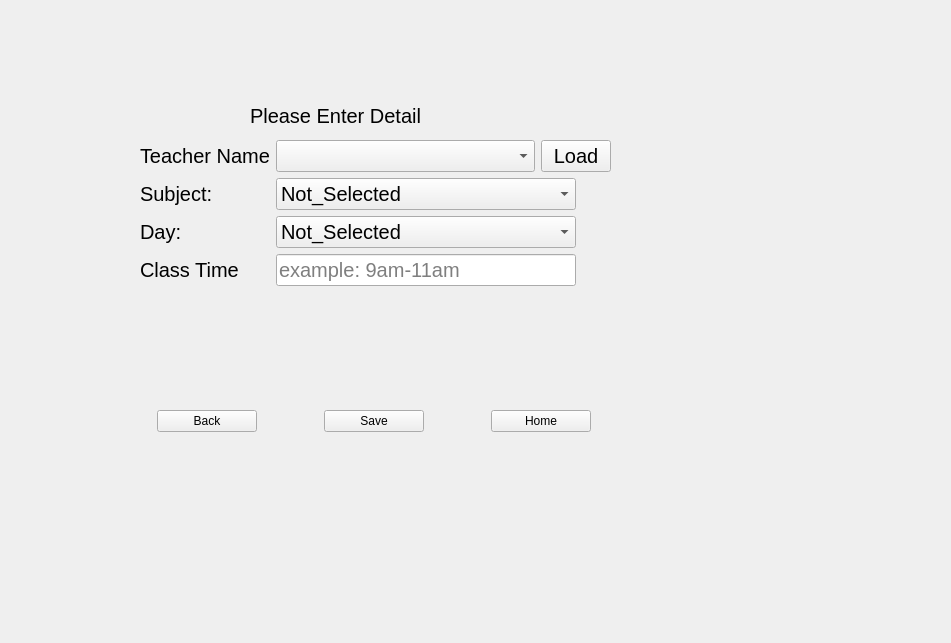
The window that routinewindow.ui (Shasank12345/QT_PROJECT) describes before a commit, drawn with Qt 5.
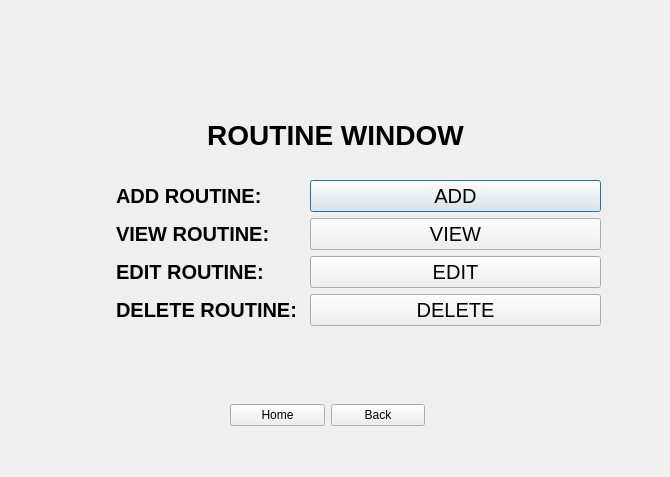
The same window after the commit. The open tabs and pages were chosen to show the change. Icons and pictures are not drawn.

Commit message: routine part update

What changed in the file:
```diff
--- a/routinewindow.ui
+++ b/routinewindow.ui
@@ -6,578 +6,211 @@
    <rect>
     <x>0</x>
     <y>0</y>
-    <width>951</width>
-    <height>643</height>
+    <width>670</width>
+    <height>477</height>
    </rect>
   </property>
   <property name="windowTitle">
    <string>RoutineWindow</string>
   </property>
-  <widget class="QStackedWidget" name="stackedWidget">
-   <property name="geometry">
-    <rect>
-     <x>140</x>
-     <y>80</y>
-     <width>641</width>
-     <height>421</height>
-    </rect>
-   </property>
-   <property name="currentIndex">
-    <number>0</number>
-   </property>
-   <widget class="QWidget" name="page0">
-    <widget class="QLabel" name="label">
-     <property name="geometry">
-      <rect>
-       <x>50</x>
-       <y>20</y>
-       <width>421</width>
-       <height>71</height>
-      </rect>
-     </property>
-     <property name="font">
-      <font>
-       <pointsize>15</pointsize>
-      </font>
-     </property>
      <property name="styleSheet">
-      <string notr="true">QLabel{
-color:black;
-}</string>
-     </property>
-     <property name="text">
-      <string>Welcome To Routine Manage Section</string>
-     </property>
-    </widget>
-    <widget class="QWidget" name="layoutWidget">
-     <property name="geometry">
-      <rect>
-       <x>90</x>
-       <y>80</y>
-       <width>351</width>
-       <height>211</height>
-      </rect>
-     </property>
-     <layout class="QVBoxLayout" name="verticalLayout_3">
-      <item>
-       <layout class="QVBoxLayout" name="verticalLayout">
-        <item>
-         <widget class="QRadioButton" name="radioButton">
-          <property name="text">
-           <string>Add</string>
-          </property>
-         </widget>
-        </item>
-        <item>
-         <widget class="QRadioButton" name="radioButton_2">
-          <property name="text">
-           <string>Edit</string>
-          </property>
-         </widget>
-        </item>
-        <item>
-         <widget class="QRadioButton" name="radioButton_3">
-          <property name="text">
-           <string>View</string>
-          </property>
-         </widget>
-        </item>
-        <item>
-         <widget class="QRadioButton" name="radioButton_4">
-          <property name="text">
-           <string>Delete</string>
-          </property>
-         </widget>
-        </item>
-       </layout>
-      </item>
-      <item>
-       <layout class="QHBoxLayout" name="horizontalLayout">
-        <item>
-         <widget class="QPushButton" name="home">
-          <property name="text">
-           <string>Home</string>
-          </property>
-         </widget>
-        </item>
-        <item>
-         <widget class="QPushButton" name="ok">
-          <property name="text">
-           <string>OK</string>
-          </property>
-         </widget>
-        </item>
-        <item>
-         <widget class="QPushButton" name="back">
-          <property name="text">
-           <string>Back</string>
-          </property>
-         </widget>
-        </item>
-       </layout>
-      </item>
-     </layout>
-    </widget>
-   </widget>
-   <widget class="QWidget" name="page1">
-    <widget class="QLabel" name="label_2">
+   <string notr="true">background-image: url(:/image/TECAHER.jpg);</string>
+  </property>
+  <widget class="QWidget" name="formLayoutWidget">
      <property name="geometry">
       <rect>
        <x>110</x>
-       <y>20</y>
-       <width>231</width>
-       <height>31</height>
-      </rect>
-     </property>
-     <property name="font">
-      <font>
-       <pointsize>15</pointsize>
-      </font>
-     </property>
-     <property name="text">
-      <string>Please Enter Detail</string>
-     </property>
-    </widget>
-    <widget class="QWidget" name="layoutWidget">
-     <property name="geometry">
-      <rect>
-       <x>0</x>
-       <y>60</y>
-       <width>471</width>
-       <height>292</height>
-      </rect>
-     </property>
-     <layout class="QVBoxLayout" name="verticalLayout_2">
-      <item>
+     <y>180</y>
+     <width>491</width>
+     <height>191</height>
+    </rect>
+   </property>
        <layout class="QFormLayout" name="formLayout">
         <item row="0" column="0">
-         <widget class="QLabel" name="label_6">
-          <property name="font">
-           <font>
-            <pointsize>15</pointsize>
-           </font>
+     <widget class="QLabel" name="label_7">
+      <property name="styleSheet">
+       <string notr="true">QLabel{
+color: black;
+   
+
+       font-size:20px;  
+       padding: 1px; 
+       font-weight: bold;  
+     text-align: center; 
+   
+}
+</string>
           </property>
           <property name="text">
-           <string>Teacher Name</string>
+       <string>ADD ROUTINE:</string>
           </property>
          </widget>
         </item>
         <item row="0" column="1">
-         <layout class="QHBoxLayout" name="horizontalLayout_5">
-          <item>
-           <widget class="QComboBox" name="comboBox">
-            <property name="maximumSize">
-             <size>
-              <width>300</width>
-              <height>16777215</height>
-             </size>
-            </property>
-            <property name="font">
-             <font>
-              <pointsize>15</pointsize>
-             </font>
-            </property>
-           </widget>
-          </item>
-          <item>
-           <widget class="QPushButton" name="Load">
-            <property name="maximumSize">
-             <size>
-              <width>70</width>
-              <height>16777215</height>
-             </size>
-            </property>
+     <widget class="QPushButton" name="pushButton">
             <property name="font">
              <font>
               <pointsize>15</pointsize>
              </font>
             </property>
             <property name="text">
-             <string>Load</string>
-            </property>
-           </widget>
-          </item>
-         </layout>
+       <string>ADD</string>
+      </property>
+     </widget>
         </item>
         <item row="1" column="0">
-         <widget class="QLabel" name="label_7">
-          <property name="font">
-           <font>
-            <pointsize>15</pointsize>
-           </font>
-          </property>
-          <property name="text">
-           <string>Subject:</string>
-          </property>
-         </widget>
-        </item>
-        <item row="1" column="1">
-         <widget class="QComboBox" name="comboBox_2">
-          <property name="maximumSize">
-           <size>
-            <width>300</width>
-            <height>16777215</height>
-           </size>
-          </property>
-          <property name="font">
-           <font>
-            <pointsize>15</pointsize>
-           </font>
-          </property>
-          <item>
-           <property name="text">
-            <string>Not_Selected</string>
-           </property>
-          </item>
-          <item>
-           <property name="text">
-            <string>Advanced Calculus (MATH 104)</string>
-           </property>
-          </item>
-          <item>
-           <property name="text">
-            <string>General Physics II (PHYS 102)</string>
-           </property>
-          </item>
-          <item>
-           <property name="text">
-            <string>Object-Oriented Programming (COMP 116)</string>
-           </property>
-          </item>
-          <item>
-           <property name="text">
-            <string>Elements Of Engineering II (ENGG 112)</string>
-           </property>
-          </item>
-          <item>
-           <property name="text">
-            <string>Technical Communication (ENGT 105)</string>
-           </property>
-          </item>
-          <item>
-           <property name="text">
-            <string>Introduction to Environmental Engineering (ENVE 102)</string>
-           </property>
-          </item>
-          <item>
-           <property name="text">
-            <string>Engineering Drawing II (EDRG 102)</string>
-           </property>
-          </item>
-          <item>
-           <property name="text">
-            <string>Engineering Project (ENGG 102)</string>
-           </property>
-          </item>
-         </widget>
-        </item>
-        <item row="2" column="0">
          <widget class="QLabel" name="label_8">
-          <property name="font">
-           <font>
-            <pointsize>15</pointsize>
-           </font>
+      <property name="styleSheet">
+       <string notr="true">QLabel{
+color: black;
+   
+
+       font-size:20px;  
+       padding: 1px; 
+       font-weight: bold;  
+     text-align: center; 
+   
+}
+</string>
           </property>
           <property name="text">
-           <string>Day:</string>
+       <string>VIEW ROUTINE:</string>
           </property>
          </widget>
         </item>
-        <item row="2" column="1">
-         <widget class="QComboBox" name="comboBox_3">
-          <property name="maximumSize">
-           <size>
-            <width>300</width>
-            <height>16777215</height>
-           </size>
-          </property>
+    <item row="1" column="1">
+     <widget class="QPushButton" name="pushButton_2">
           <property name="font">
            <font>
             <pointsize>15</pointsize>
            </font>
           </property>
-          <item>
            <property name="text">
-            <string>Not_Selected</string>
-           </property>
-          </item>
-          <item>
-           <property name="text">
-            <string>Sunday</string>
-           </property>
-          </item>
-          <item>
-           <property name="text">
-            <string>Monday</string>
-           </property>
-          </item>
-          <item>
-           <property name="text">
-            <string>Tuesday</string>
-           </property>
-          </item>
-          <item>
-           <property name="text">
-            <string>Wednesday</string>
-           </property>
-          </item>
-          <item>
-           <property name="text">
-            <string>Thrusday</string>
-           </property>
-          </item>
-          <item>
-           <property name="text">
-            <string>Friday</string>
-           </property>
-          </item>
+       <string>VIEW</string>
+      </property>
          </widget>
         </item>
         <item row="3" column="0">
          <widget class="QLabel" name="label_9">
-          <property name="font">
-           <font>
-            <pointsize>15</pointsize>
-           </font>
+      <property name="styleSheet">
+       <string notr="true">QLabel{
+color: black;
+   
+
+       font-size:20px;  
+       padding: 1px; 
+       font-weight: bold;  
+     text-align: center; 
+   
+}
+</string>
           </property>
           <property name="text">
-           <string>Class Time</string>
+       <string>DELETE ROUTINE:</string>
           </property>
          </widget>
         </item>
         <item row="3" column="1">
-         <widget class="QLineEdit" name="lineEdit">
-          <property name="maximumSize">
-           <size>
-            <width>300</width>
-            <height>16777215</height>
-           </size>
-          </property>
+     <widget class="QPushButton" name="pushButton_3">
           <property name="font">
            <font>
             <pointsize>15</pointsize>
            </font>
           </property>
-          <property name="placeholderText">
-           <string>example: 9am-11am</string>
-          </property>
-         </widget>
-        </item>
-       </layout>
-      </item>
-      <item>
-       <layout class="QHBoxLayout" name="horizontalLayout_2">
-        <property name="spacing">
-         <number>50</number>
-        </property>
-        <item>
-         <widget class="QPushButton" name="back1">
-          <property name="maximumSize">
-           <size>
-            <width>100</width>
-            <height>16777215</height>
-           </size>
-          </property>
           <property name="text">
-           <string>Back</string>
+       <string>DELETE</string>
           </property>
          </widget>
         </item>
-        <item>
-         <widget class="QPushButton" name="Save">
-          <property name="maximumSize">
-           <size>
-            <width>100</width>
-            <height>16777215</height>
-           </size>
+    <item row="2" column="0">
+     <widget class="QLabel" name="label_10">
+      <property name="styleSheet">
+       <string notr="true">QLabel{
+color: black;
+   
+
+       font-size:20px;  
+       padding: 1px; 
+       font-weight: bold;  
+     text-align: center; 
+   
+}
+</string>
           </property>
           <property name="text">
-           <string>Save</string>
+       <string>EDIT ROUTINE:</string>
           </property>
          </widget>
         </item>
-        <item>
-         <widget class="QPushButton" name="home1">
-          <property name="maximumSize">
-           <size>
-            <width>100</width>
-            <height>16777215</height>
-           </size>
-          </property>
-          <property name="text">
-           <string>Home</string>
-          </property>
-         </widget>
-        </item>
-       </layout>
-      </item>
-     </layout>
-    </widget>
-   </widget>
-   <widget class="QWidget" name="page">
-    <widget class="QLabel" name="label_3">
-     <property name="geometry">
-      <rect>
-       <x>160</x>
-       <y>40</y>
-       <width>231</width>
-       <height>31</height>
-      </rect>
-     </property>
+    <item row="2" column="1">
+     <widget class="QPushButton" name="pushButton_4">
      <property name="font">
       <font>
        <pointsize>15</pointsize>
       </font>
      </property>
      <property name="text">
-      <string>Please Select </string>
-     </property>
-    </widget>
-   </widget>
-   <widget class="QWidget" name="page_2">
-    <widget class="QTableView" name="tableView">
-     <property name="geometry">
-      <rect>
-       <x>0</x>
-       <y>10</y>
-       <width>611</width>
-       <height>331</height>
-      </rect>
-     </property>
-    </widget>
-    <widget class="QWidget" name="layoutWidget_4">
-     <property name="geometry">
-      <rect>
-       <x>10</x>
-       <y>360</y>
-       <width>611</width>
-       <height>41</height>
-      </rect>
-     </property>
-     <layout class="QHBoxLayout" name="horizontalLayout_6">
-      <item>
-       <widget class="QPushButton" name="back4">
-        <property name="text">
-         <string>BACK</string>
-        </property>
-       </widget>
-      </item>
-      <item>
-       <widget class="QPushButton" name="show">
-        <property name="text">
-         <string>Show Data</string>
-        </property>
-       </widget>
-      </item>
-      <item>
-       <widget class="QPushButton" name="home4">
-        <property name="text">
-         <string>HOME</string>
-        </property>
-       </widget>
-      </item>
-     </layout>
-    </widget>
-   </widget>
-   <widget class="QWidget" name="page_3">
-    <widget class="QLabel" name="label_4">
+       <string>EDIT</string>
+      </property>
+     </widget>
+    </item>
+   </layout>
+  </widget>
+  <widget class="QLabel" name="label">
      <property name="geometry">
       <rect>
-       <x>210</x>
-       <y>20</y>
-       <width>210</width>
-       <height>61</height>
-      </rect>
-     </property>
-     <property name="maximumSize">
-      <size>
-       <width>210</width>
-       <height>16777215</height>
-      </size>
-     </property>
-     <property name="font">
-      <font>
-       <pointsize>15</pointsize>
-      </font>
-     </property>
-     <property name="text">
-      <string>Please Enter Detail</string>
-     </property>
-    </widget>
-    <widget class="QWidget" name="layoutWidget">
-     <property name="geometry">
-      <rect>
-       <x>30</x>
-       <y>80</y>
+     <x>40</x>
+     <y>100</y>
        <width>591</width>
-       <height>161</height>
-      </rect>
-     </property>
-     <layout class="QVBoxLayout" name="verticalLayout_4">
-      <item>
-       <layout class="QHBoxLayout" name="horizontalLayout_7">
-        <item>
-         <widget class="QLabel" name="label_5">
-          <property name="maximumSize">
+     <height>71</height>
+    </rect>
+   </property>
+   <property name="sizePolicy">
+    <sizepolicy hsizetype="Minimum" vsizetype="Fixed">
+     <horstretch>0</horstretch>
+     <verstretch>0</verstretch>
+    </sizepolicy>
+   </property>
+   <property name="minimumSize">
            <size>
-            <width>80</width>
-            <height>16777215</height>
-           </size>
-          </property>
-          <property name="font">
-           <font>
-            <pointsize>15</pointsize>
-           </font>
+     <width>0</width>
+     <height>29</height>
+    </size>
+   </property>
+   <property name="styleSheet">
+    <string notr="true">QLabel{
+color: black;
+   }</string>
           </property>
           <property name="text">
-           <string>Name</string>
-          </property>
-         </widget>
-        </item>
-        <item>
-         <layout class="QHBoxLayout" name="horizontalLayout_3">
-          <item>
-           <widget class="QComboBox" name="comboBox_4"/>
-          </item>
-          <item>
-           <widget class="QPushButton" name="load1">
-            <property name="text">
-             <string>load</string>
-            </property>
-           </widget>
-          </item>
-         </layout>
-        </item>
-       </layout>
-      </item>
+    <string>&lt;html&gt;&lt;head/&gt;&lt;body&gt;&lt;p align=&quot;center&quot;&gt;&lt;span style=&quot; font-size:21pt; font-weight:700;&quot;&gt;ROUTINE WINDOW&lt;/span&gt;&lt;/p&gt;&lt;/body&gt;&lt;/html&gt;</string>
+   </property>
+  </widget>
+  <widget class="QWidget" name="layoutWidget">
+   <property name="geometry">
+    <rect>
+     <x>230</x>
+     <y>400</y>
+     <width>195</width>
+     <height>31</height>
+    </rect>
+   </property>
+   <layout class="QHBoxLayout" name="horizontalLayout">
       <item>
-       <layout class="QHBoxLayout" name="horizontalLayout_4">
-        <item>
-         <widget class="QPushButton" name="back4_2">
-          <property name="text">
-           <string>Back</string>
-          </property>
-         </widget>
-        </item>
-        <item>
-         <widget class="QPushButton" name="del">
-          <property name="text">
-           <string>Delete</string>
-          </property>
-         </widget>
-        </item>
-        <item>
-         <widget class="QPushButton" name="home4_2">
+     <widget class="QPushButton" name="home">
           <property name="text">
            <string>Home</string>
           </property>
          </widget>
         </item>
-       </layout>
-      </item>
-     </layout>
-    </widget>
-   </widget>
+    <item>
+     <widget class="QPushButton" name="back">
+      <property name="text">
+       <string>Back</string>
+      </property>
+     </widget>
+    </item>
+   </layout>
   </widget>
  </widget>
  <resources/>
```
Lines whose indentation alone changed are shown as unchanged. The commit also changes 30 other files.
